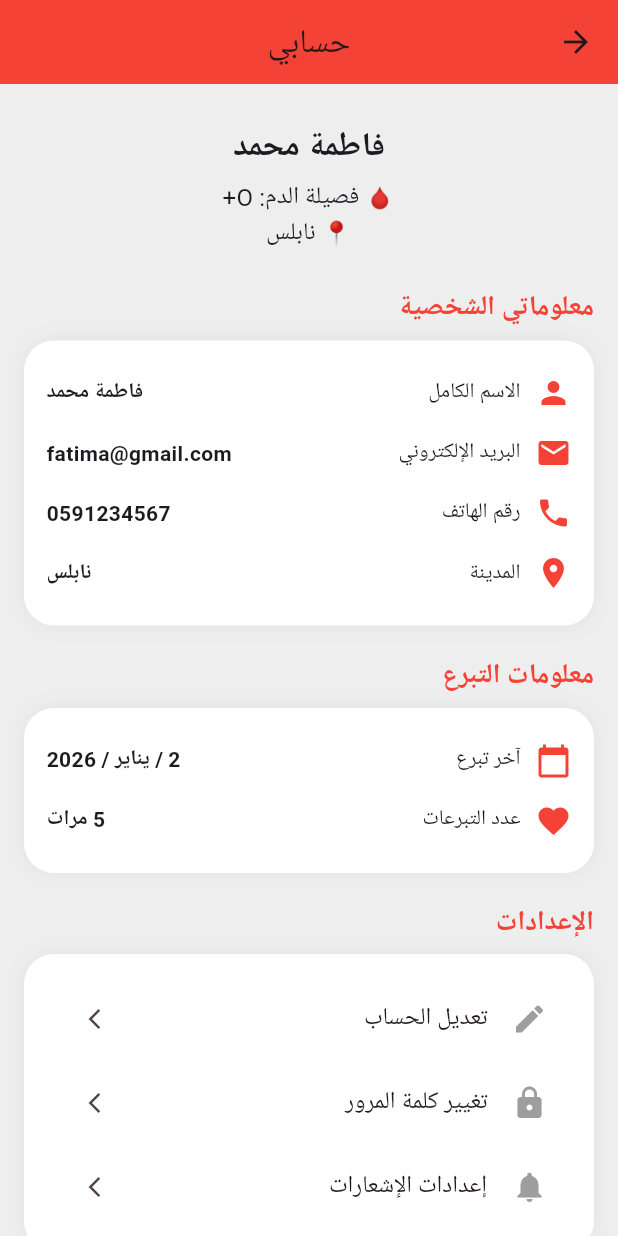
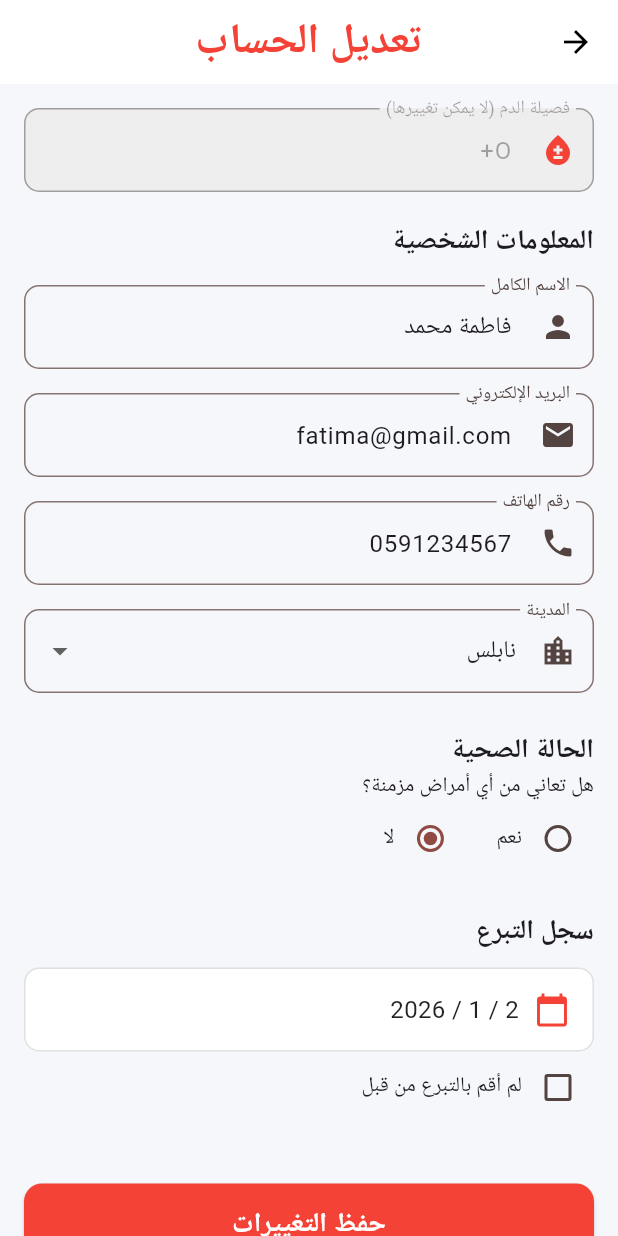
Before and after one commit to fatimatomeh/blood-bank-app, a Flutter app: the ProfilePage screen opened directly, after a tap on "تعديل الحساب", on a phone screen of 412 x 824 dp. Run offline on Flutter 3.47's test engine with Material 3 defaults, Android fonts, the phone set to English and light mode, and no system bars; our stand-ins replace device_preview, google_fonts; Roboto replaces fonts that are missing (Atma, Marhey).

Commit message:
تعديل صفحة الحساب والربط مع صفحة التعديل

```diff
--- /dev/null
+++ b/lib/screens/edit_profile_page.dart
@@ -0,0 +1,246 @@
+import 'package:flutter/material.dart';
+import 'package:google_fonts/google_fonts.dart';
+
+class EditProfilePage extends StatefulWidget {
+  const EditProfilePage({Key? key}) : super(key: key);
+
+  @override
+  State<EditProfilePage> createState() => _EditProfilePageState();
+}
+
+class _EditProfilePageState extends State<EditProfilePage> {
+  final _formKey = GlobalKey<FormState>();
+
+  // وحدات التحكم بالحقول
+  late TextEditingController fullNameController;
+  late TextEditingController emailController;
+  late TextEditingController phoneController;
+  late TextEditingController diseaseController;
+
+  String? selectedCity;
+  bool? hasDisease;
+  DateTime? lastDonationDate;
+  bool neverDonated = false;
+
+  final String bloodType = "O+";
+
+  @override
+  void initState() {
+    super.initState();
+    fullNameController = TextEditingController(text: "فاطمة محمد");
+    emailController = TextEditingController(text: "fatima@gmail.com");
+    phoneController = TextEditingController(text: "0591234567");
+    diseaseController = TextEditingController();
+    selectedCity = "نابلس";
+    hasDisease = false;
+    lastDonationDate = DateTime(2026, 1, 2);
+  }
+
+  Future<void> pickDate() async {
+    if (neverDonated) return;
+
+    DateTime? picked = await showDatePicker(
+      context: context,
+      initialDate: lastDonationDate ?? DateTime.now(),
+      firstDate: DateTime(2000),
+      lastDate: DateTime.now(),
+      builder: (context, child) {
+        return Theme(
+          data: Theme.of(context).copyWith(
+            colorScheme: const ColorScheme.light(primary: Colors.red),
+          ),
+          child: child!,
+        );
+      },
+    );
+
+    if (picked != null) {
+      setState(() {
+        lastDonationDate = picked;
+      });
+    }
+  }
+
+  @override
+  Widget build(BuildContext context) {
+    return Scaffold(
+      backgroundColor: const Color(0xfff5f7fa),
+      appBar: AppBar(
+        backgroundColor: Colors.white,
+        elevation: 0,
+        centerTitle: true,
+        title: Text(
+          "تعديل الحساب",
+          style: GoogleFonts.atma(
+            fontSize: 28,
+            fontWeight: FontWeight.bold,
+            color: Colors.red,
+          ),
+        ),
+        leading: IconButton(
+          icon: const Icon(Icons.arrow_back, color: Colors.black),
+          onPressed: () => Navigator.of(context).pop(),
+        ),
+      ),
+      body: SingleChildScrollView(
+        padding: const EdgeInsets.all(16),
+        child: Form(
+          key: _formKey,
+          child: Column(
+            crossAxisAlignment: CrossAxisAlignment.start,
+            children: [
+              // فصيلة الدم (للقراءة فقط)
+              TextFormField(
+                initialValue: bloodType,
+                enabled: false,
+                decoration: InputDecoration(
+                  labelText: "فصيلة الدم (لا يمكن تغييرها)",
+                  prefixIcon: const Icon(Icons.bloodtype, color: Colors.red),
+                  filled: true,
+                  fillColor: Colors.grey[200],
+                  border: OutlineInputBorder(borderRadius: BorderRadius.circular(10)),
+                ),
+              ),
+
+              const SizedBox(height: 20),
+              const Text("المعلومات الشخصية", style: TextStyle(fontSize: 18, fontWeight: FontWeight.bold)),
+              const SizedBox(height: 15),
+
+              buildTextField(fullNameController, "الاسم الكامل", Icons.person),
+              const SizedBox(height: 16),
+              buildTextField(emailController, "البريد الإلكتروني", Icons.email, isEmail: true),
+              const SizedBox(height: 16),
+              buildTextField(phoneController, "رقم الهاتف", Icons.phone, isPhone: true),
+              const SizedBox(height: 16),
+
+              DropdownButtonFormField<String>(
+                value: selectedCity,
+                items: ["نابلس", "رام الله", "الخليل", "بيت لحم", "جنين", "طولكرم"]
+                    .map((city) => DropdownMenuItem(value: city, child: Text(city)))
+                    .toList(),
+                onChanged: (value) => setState(() => selectedCity = value),
+                decoration: InputDecoration(
+                  labelText: "المدينة",
+                  prefixIcon: const Icon(Icons.location_city),
+                  border: OutlineInputBorder(borderRadius: BorderRadius.circular(10)),
+                ),
+              ),
+
+              const SizedBox(height: 25),
+              const Text("الحالة الصحية", style: TextStyle(fontSize: 18, fontWeight: FontWeight.bold)),
+              const Text("هل تعاني من أي أمراض مزمنة؟"),
+              Row(
+                children: [
+                  Radio<bool>(value: true, groupValue: hasDisease, onChanged: (v) => setState(() => hasDisease = v)),
+                  const Text("نعم"),
+                  const SizedBox(width: 20),
+                  Radio<bool>(value: false, groupValue: hasDisease, onChanged: (v) => setState(() => hasDisease = v)),
+                  const Text("لا"),
+                ],
+              ),
+
+              if (hasDisease == true) ...[
+                buildTextField(diseaseController, "يرجى ذكر المرض", Icons.healing),
+                const SizedBox(height: 16),
+              ],
+
+              const SizedBox(height: 25),
+              const Text("سجل التبرع", style: TextStyle(fontSize: 18, fontWeight: FontWeight.bold)),
+              const SizedBox(height: 10),
+
+              GestureDetector(
+                onTap: pickDate,
+                child: Container(
+                  width: double.infinity,
+                  padding: const EdgeInsets.all(15),
+                  decoration: BoxDecoration(
+                    color: neverDonated ? Colors.grey[100] : Colors.white,
+                    border: Border.all(color: Colors.grey[300]!),
+                    borderRadius: BorderRadius.circular(10),
+                  ),
+                  child: Row(
+                    children: [
+                      Icon(Icons.calendar_today, color: neverDonated ? Colors.grey : Colors.red),
+                      const SizedBox(width: 10),
+                      Text(
+                        neverDonated
+                            ? "لم يسبق لي التبرع"
+                            : (lastDonationDate != null ? "${lastDonationDate!.day} / ${lastDonationDate!.month} / ${lastDonationDate!.year}" : "اختر التاريخ"),
+                        style: TextStyle(fontSize: 16, color: neverDonated ? Colors.grey : Colors.black87),
+                      ),
+                    ],
+                  ),
+                ),
+              ),
+
+              Row(
+                children: [
+                  Checkbox(
+                    value: neverDonated,
+                    activeColor: Colors.red,
+                    onChanged: (bool? value) {
+                      setState(() {
+                        neverDonated = value ?? false;
+                        if (neverDonated) lastDonationDate = null;
+                      });
+                    },
+                  ),
+                  const Text("لم أقم بالتبرع من قبل"),
+                ],
+              ),
+
+              const SizedBox(height: 40),
+
+              SizedBox(
+                width: double.infinity,
+                height: 55,
+                child: ElevatedButton(
+                  style: ElevatedButton.styleFrom(
+                    backgroundColor: Colors.red,
+                    shape: RoundedRectangleBorder(borderRadius: BorderRadius.circular(12)),
+                  ),
+                  onPressed: () {
+                    if (_formKey.currentState!.validate()) {
+                      ScaffoldMessenger.of(context).showSnackBar(
+                        const SnackBar(content: Text("تم حفظ التعديلات بنجاح")),
+                      );
+                      Navigator.of(context).pop();
+                    }
+                  },
+                  child: const Text("حفظ التغييرات", style: TextStyle(fontSize: 18, color: Colors.white, fontWeight: FontWeight.bold)),
+                ),
+              ),
+              const SizedBox(height: 30),
+            ],
+          ),
+        ),
+      ),
+    );
+  }
+
+  Widget buildTextField(TextEditingController controller, String label, IconData icon, {bool isEmail = false, bool isPhone = false}) {
+    return TextFormField(
+      controller: controller,
+      keyboardType: isEmail ? TextInputType.emailAddress : (isPhone ? TextInputType.phone : TextInputType.text),
+      validator: (value) {
+        if (value == null || value.isEmpty) return "هذا الحقل مطلوب";
+        return null;
+      },
+      decoration: InputDecoration(
+        labelText: label,
+        prefixIcon: Icon(icon),
+        border: OutlineInputBorder(borderRadius: BorderRadius.circular(10)),
+        focusedBorder: OutlineInputBorder(borderSide: const BorderSide(color: Colors.red, width: 2), borderRadius: BorderRadius.circular(10)),
+      ),
+    );
+  }
+
+  @override
+  void dispose() {
+    fullNameController.dispose();
+    emailController.dispose();
+    phoneController.dispose();
+    diseaseController.dispose();
+    super.dispose();
+  }
+}
--- a/lib/screens/profile_page.dart
+++ b/lib/screens/profile_page.dart
@@ -1,4 +1,5 @@
 import 'package:flutter/material.dart';
+import 'edit_profile_page.dart'; // استيراد ملف التعديل للتمكن من الانتقال إليه
 
 class ProfilePage extends StatelessWidget {
   const ProfilePage({super.key});
@@ -7,35 +8,29 @@ class ProfilePage extends StatelessWidget {
   Widget build(BuildContext context) {
     return Scaffold(
       backgroundColor: Colors.grey[200],
-
       appBar: AppBar(
         backgroundColor: Colors.red,
         centerTitle: true,
-        title: const Text("حسابي"),
+        title: const Text(
+          "حسابي",
+          style: TextStyle(fontWeight: FontWeight.bold),
+        ),
       ),
-
       body: SingleChildScrollView(
         padding: const EdgeInsets.all(16),
-
         child: Column(
           children: [
             const SizedBox(height: 10),
-
             const Text(
               "فاطمة محمد",
               style: TextStyle(fontSize: 22, fontWeight: FontWeight.bold),
             ),
-
             const SizedBox(height: 5),
-
             const Text("🩸 فصيلة الدم: O+", style: TextStyle(fontSize: 16)),
-
             const Text("📍 نابلس", style: TextStyle(fontSize: 16)),
-
             const SizedBox(height: 25),
 
             sectionTitle("معلوماتي الشخصية"),
-
             infoCard([
               infoRow(Icons.person, "الاسم الكامل", "فاطمة محمد"),
               infoRow(Icons.email, "البريد الإلكتروني", "fatima@gmail.com"),
@@ -44,22 +39,24 @@ class ProfilePage extends StatelessWidget {
             ]),
 
             const SizedBox(height: 20),
-
             sectionTitle("معلومات التبرع"),
-
             infoCard([
               infoRow(Icons.calendar_today, "آخر تبرع", "2 / يناير / 2026"),
               infoRow(Icons.favorite, "عدد التبرعات", "5 مرات"),
             ]),
 
             const SizedBox(height: 20),
-
             sectionTitle("الإعدادات"),
-
             infoCard([
-              settingRow(Icons.edit, "تعديل الحساب"),
-              settingRow(Icons.lock, "تغيير كلمة المرور"),
-              settingRow(Icons.notifications, "إعدادات الإشعارات"),
+              // هنا تم الربط بصفحة التعديل
+              settingRow(Icons.edit, "تعديل الحساب", () {
+                Navigator.push(
+                  context,
+                  MaterialPageRoute(builder: (context) => const EditProfilePage()),
+                );
+              }),
+              settingRow(Icons.lock, "تغيير كلمة المرور", () {}),
+              settingRow(Icons.notifications, "إعدادات الإشعارات", () {}),
             ]),
           ],
         ),
@@ -67,6 +64,7 @@ class ProfilePage extends StatelessWidget {
     );
   }
 
+  // ويدجت عنوان القسم
   Widget sectionTitle(String text) {
     return Align(
       alignment: Alignment.centerRight,
@@ -84,6 +82,7 @@ class ProfilePage extends StatelessWidget {
     );
   }
 
+  // ويدجت الكارد الأبيض
   Widget infoCard(List<Widget> children) {
     return Container(
       padding: const EdgeInsets.all(15),
@@ -98,6 +97,7 @@ class ProfilePage extends StatelessWidget {
     );
   }
 
+  // ويدجت صف المعلومات
   Widget infoRow(IconData icon, String title, String value) {
     return Padding(
       padding: const EdgeInsets.symmetric(vertical: 8),
@@ -113,12 +113,13 @@ class ProfilePage extends StatelessWidget {
     );
   }
 
-  Widget settingRow(IconData icon, String title) {
+  // ويدجت صف الإعدادات مع خاصية الضغط
+  Widget settingRow(IconData icon, String title, VoidCallback onTap) {
     return ListTile(
       leading: Icon(icon, color: Colors.grey),
       title: Text(title),
       trailing: const Icon(Icons.arrow_forward_ios, size: 16),
-      onTap: () {},
+      onTap: onTap,
     );
   }
 }
--- a/lib/screens/signup_page.dart
+++ b/lib/screens/signup_page.dart
@@ -91,7 +91,6 @@ class _SignUpPageState extends State<SignUpPage> {
             children: [
               Center(child: Image.asset("assets/welcomepage.png", height: 140)),
 
-              /// الاسم الكامل
               TextFormField(
                 controller: fullNameController,
                 validator: (value) {
```
